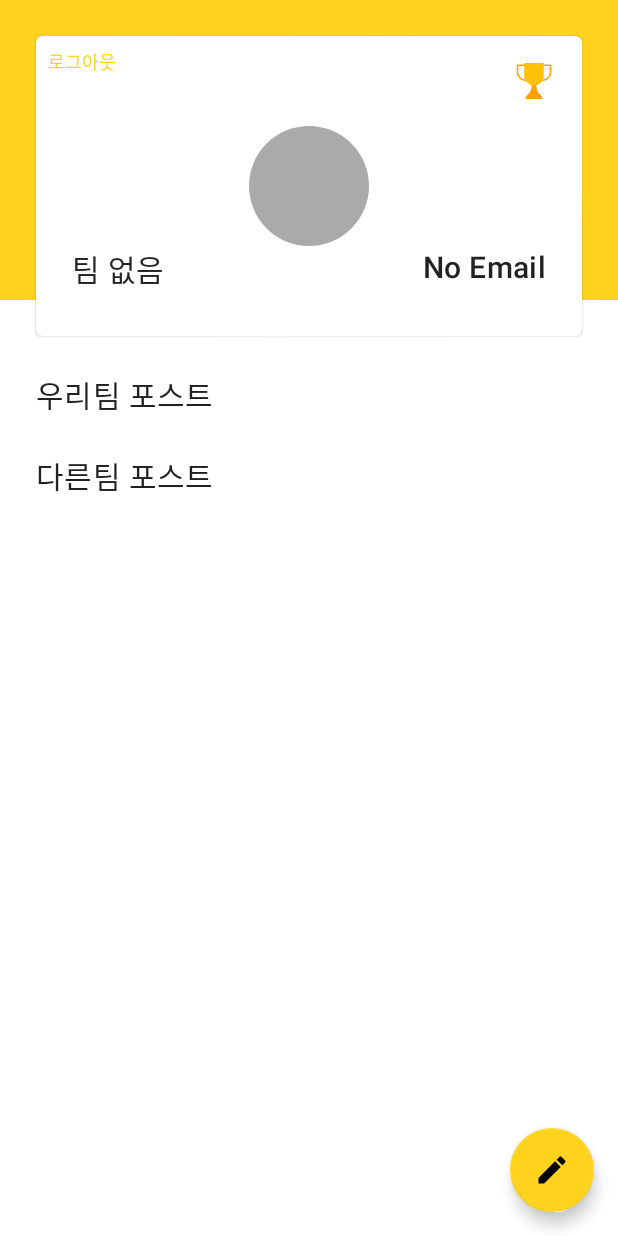
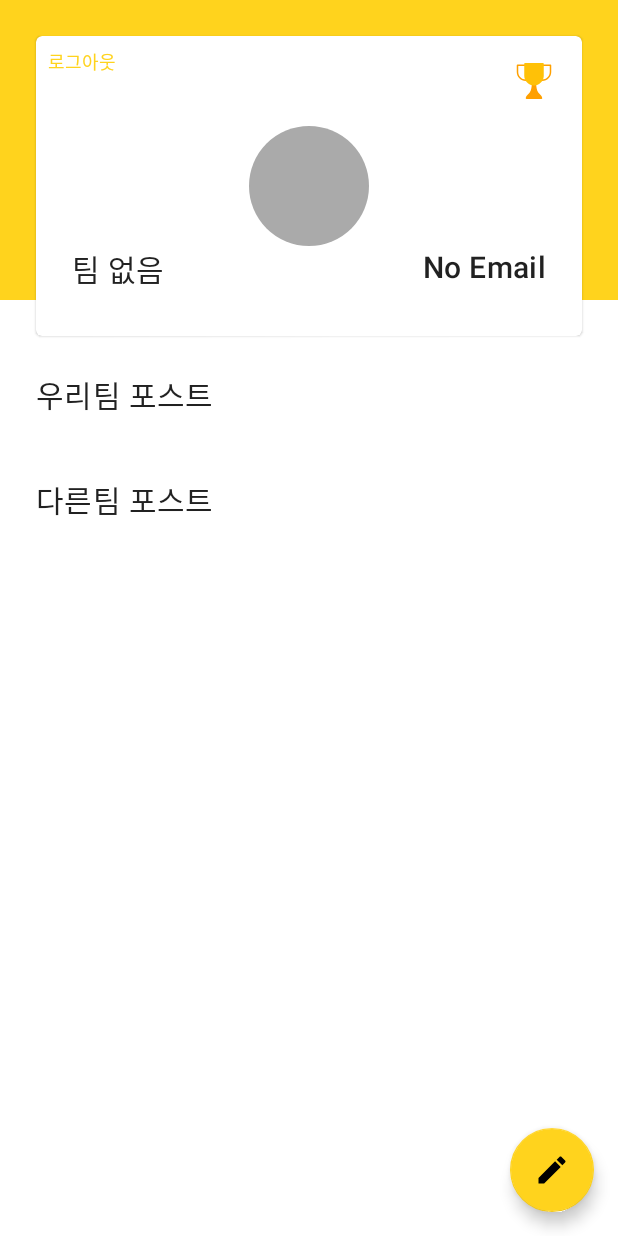
Before and after one commit to SaraHan774/FORIF-2020-1-Hackathon, an Android app: the MainActivity screen opened directly, with no data from a screen before it, on a phone screen of 412 x 824 dp. Run offline under Robolectric (Android 15) with nearby library versions, the phone set to English and light mode, and no system bars; our stand-ins replace Firebase (no records; nobody signed in at launch, a user with empty details on screens opened directly).

Commit message:
update MainActivity

```diff
--- /dev/null
+++ b/app/src/main/java/com/forif/honsullife/model/OurRvAdapter.java
@@ -0,0 +1,73 @@
+package com.forif.honsullife.model;
+
+import android.content.Context;
+import android.util.Log;
+import android.view.LayoutInflater;
+import android.view.View;
+import android.view.ViewGroup;
+import android.widget.ImageView;
+import android.widget.TextView;
+
+import androidx.annotation.NonNull;
+import androidx.recyclerview.widget.RecyclerView;
+
+import com.bumptech.glide.Glide;
+import com.forif.honsullife.R;
+
+import java.util.ArrayList;
+
+public class OurRvAdapter extends RecyclerView.Adapter<OurRvAdapter.OurViewHolder>{
+
+    private static final String TAG = "OurRvAdapter";
+    private Context context;
+    private ArrayList<Post> postArrayList;
+
+    public OurRvAdapter(
+            Context context,
+            ArrayList<Post> postArrayList
+    ){
+        this.context = context;
+        this.postArrayList = postArrayList;
+    }
+
+    @NonNull
+    @Override
+    public OurViewHolder onCreateViewHolder(@NonNull ViewGroup parent, int viewType) {
+        View view = LayoutInflater.from(context).inflate(R.layout.post_view_holder, parent, false);
+
+        return new OurViewHolder(view);
+    }
+
+    @Override
+    public void onBindViewHolder(@NonNull OurViewHolder holder, int position) {
+        Post post = postArrayList.get(position);
+        if(!post.getPhotoUrl().isEmpty()) {
+            Glide.with(context)
+                    .load(post.getPhotoUrl())
+                    .placeholder(R.drawable.ic_launcher_foreground)
+                    .error(R.drawable.ic_launcher_background)
+                    .into(holder.ourImage);
+        }
+        if(!post.getPostName().isEmpty()){
+            holder.tvOurTitle.setText(post.getPostName());
+        }
+    }
+
+    @Override
+    public int getItemCount() {
+        Log.d(TAG, "getItemCount: " + postArrayList.size());
+        return postArrayList.size();
+    }
+
+    static class OurViewHolder extends RecyclerView.ViewHolder{
+
+        TextView tvOurTitle;
+        ImageView ourImage;
+
+        public OurViewHolder(@NonNull View itemView) {
+            super(itemView);
+            tvOurTitle = itemView.findViewById(R.id.tv_our_team_post_title);
+            ourImage = itemView.findViewById(R.id.our_team_image);
+        }
+    }
+}
--- a/app/src/main/java/com/forif/honsullife/ui/MainActivity.java
+++ b/app/src/main/java/com/forif/honsullife/ui/MainActivity.java
@@ -18,6 +18,7 @@ import android.widget.Toast;
 import com.bumptech.glide.Glide;
 import com.forif.honsullife.R;
 import com.forif.honsullife.auth.Authentication;
+import com.forif.honsullife.model.OurRvAdapter;
 import com.forif.honsullife.model.User;
 import com.forif.honsullife.model.OtherRvAdapter;
 import com.forif.honsullife.model.Post;
@@ -58,6 +59,11 @@ public class MainActivity extends AppCompatActivity implements OtherRvAdapter.On
     private OtherRvAdapter othersAdapter;
     private List<Post> mPosts;
 
+    private String teamName;
+    private ArrayList<Post> ourTeamPostList = new ArrayList<>();
+    private OurRvAdapter ourRvAdapter;
+    private RecyclerView ourRecyclerView;
+
     @Override
     protected void onCreate(Bundle savedInstanceState) {
         super.onCreate(savedInstanceState);
@@ -79,9 +85,10 @@ public class MainActivity extends AppCompatActivity implements OtherRvAdapter.On
         }else{
             tvUserName.setText(user.getUserName());
         }
-        tvUserTeam.setText(user.getTeamName());
+        teamName = user.getTeamName();
+        tvUserTeam.setText(teamName);
 
-        if(!user.getProfileUrl().isEmpty()
+        if(user.getProfileUrl() != null
         && !user.getProfileUrl().equals("")){
             Glide.with(this)
                     .load(user.getProfileUrl())
@@ -91,23 +98,16 @@ public class MainActivity extends AppCompatActivity implements OtherRvAdapter.On
         }
 
         ImageButton btnNavigateToRanking = findViewById(R.id.btn_ranking);
-        btnNavigateToRanking.setOnClickListener(new View.OnClickListener() {
-            @Override
-            public void onClick(View v) {
-                Intent intent = new Intent(MainActivity.this, RankingActivity.class);
-                startActivity(intent);
-            }
+        btnNavigateToRanking.setOnClickListener(v -> {
+            Intent intent = new Intent(MainActivity.this, RankingActivity.class);
+            startActivity(intent);
         });
 
         fabNavigateToPublish = findViewById(R.id.fab_navigate_to_publish_activity);
-        fabNavigateToPublish.setOnClickListener(new View.OnClickListener() {
+        fabNavigateToPublish.setOnClickListener(v -> {
+            Intent intent = new Intent(MainActivity.this, PublishPostActivity.class);
+            startActivityForResult(intent,POST);
 
-            @Override
-            public void onClick(View v) {
-                Intent intent = new Intent(MainActivity.this, PublishPostActivity.class);
-                startActivityForResult(intent,POST);
-
-            }
         });
 
         mStorage = FirebaseStorage.getInstance();
@@ -123,6 +123,11 @@ public class MainActivity extends AppCompatActivity implements OtherRvAdapter.On
         othersAdapter.setOnItemClickListener(this);
         othersRecyclerView.setAdapter(othersAdapter);
 
+        /*우리팀 리스트 */
+        ourRecyclerView = findViewById(R.id.rv_my_team_post_list);
+        filterOurTeamPosts((ArrayList<Post>) mPosts);
+
+
         mValueListener = mDBRef.addValueEventListener(new ValueEventListener() {
             @Override
             public void onDataChange(@NonNull DataSnapshot dataSnapshot) {
@@ -130,9 +135,11 @@ public class MainActivity extends AppCompatActivity implements OtherRvAdapter.On
                 for(DataSnapshot postSnapshots : dataSnapshot.getChildren()){
                     Post curUpload = postSnapshots.getValue(Post.class);
                     mPosts.add(curUpload);
+                    filterOurTeamPosts((ArrayList<Post>) mPosts);
                 }
 
                 othersAdapter.notifyDataSetChanged();
+                ourRvAdapter.notifyDataSetChanged();
             }
 
             @Override
@@ -141,6 +148,33 @@ public class MainActivity extends AppCompatActivity implements OtherRvAdapter.On
             }
         });
 
+
+    }
+
+    private void filterOurTeamPosts(ArrayList<Post> postArrayList){
+        ArrayList<Post> ourTeamPostList = new ArrayList<>();
+
+        for (int i = 0; i < postArrayList.size(); i++) {
+            Post post = postArrayList.get(i);
+            if(post.getTeamName() == null){
+                continue;
+            }
+            Log.d(TAG, "filterOurTeamPosts: " + post.getTeamName());
+            Log.d(TAG, "filterOurTeamPosts: " + teamName);
+            if(post.getTeamName().equals(teamName)){
+                ourTeamPostList.add(post);
+                Log.d(TAG, "filterOurTeamPosts: 같은 것 추가");
+            }
+        }
+
+        ourRvAdapter = new OurRvAdapter(this, ourTeamPostList);
+        ourRecyclerView.setAdapter(ourRvAdapter);
+        ourRecyclerView.setHasFixedSize(true);
+        ourRecyclerView.setLayoutManager(
+                new LinearLayoutManager(this,
+                        LinearLayoutManager.HORIZONTAL,
+                        false)
+        );
     }
 
     @Override
--- a/app/src/main/res/layout/activity_main.xml
+++ b/app/src/main/res/layout/activity_main.xml
@@ -8,7 +8,7 @@
     android:layout_width="match_parent"
     android:layout_height="match_parent"
     >
-<ScrollView
+<androidx.core.widget.NestedScrollView
     android:layout_width="match_parent"
     android:layout_height="match_parent"
     >
@@ -123,6 +123,7 @@
             <TextView
                 android:text="우리팀 포스트"
                 style="@style/TextAppearance.MaterialComponents.Headline6"
+                android:layout_marginBottom="16dp"
                 android:layout_width="wrap_content"
                 android:layout_height="wrap_content"/>
 
@@ -134,6 +135,7 @@
             <TextView
                 android:text="다른팀 포스트"
                 android:layout_marginTop="24dp"
+                android:layout_marginBottom="16dp"
                 style="@style/TextAppearance.MaterialComponents.Headline6"
                 android:layout_width="wrap_content"
                 android:layout_height="wrap_content"/>
@@ -164,7 +166,7 @@
 
     </androidx.constraintlayout.widget.ConstraintLayout>
 
-</ScrollView>
+</androidx.core.widget.NestedScrollView>
 
 
     <com.google.android.material.floatingactionbutton.FloatingActionButton
```
Also changed, not shown: app/src/main/java/com/forif/honsullife/model/Post.java (+9 -0 lines), app/src/main/java/com/forif/honsullife/ui/PostDetailActivity.java (+12 -2 lines), app/src/main/java/com/forif/honsullife/ui/PublishPostActivity.java (+27 -2 lines), app/src/main/res/layout/activity_post_detail.xml (+21 -5 lines), app/src/main/res/layout/post_view_holder.xml (+8 -11 lines).
